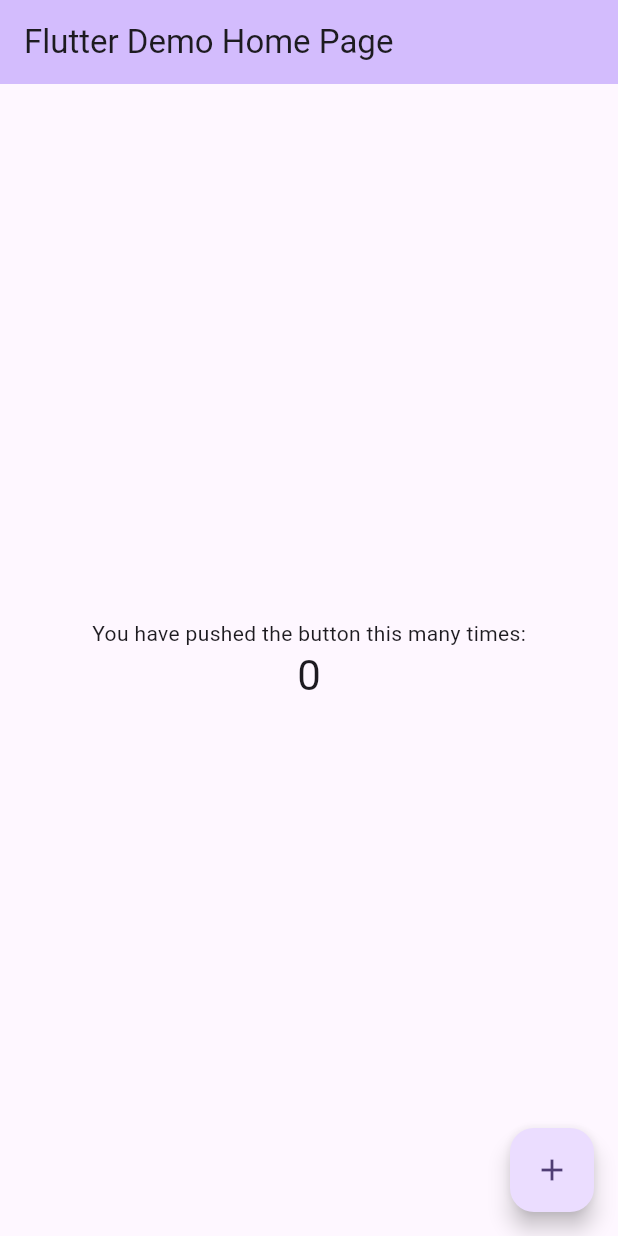
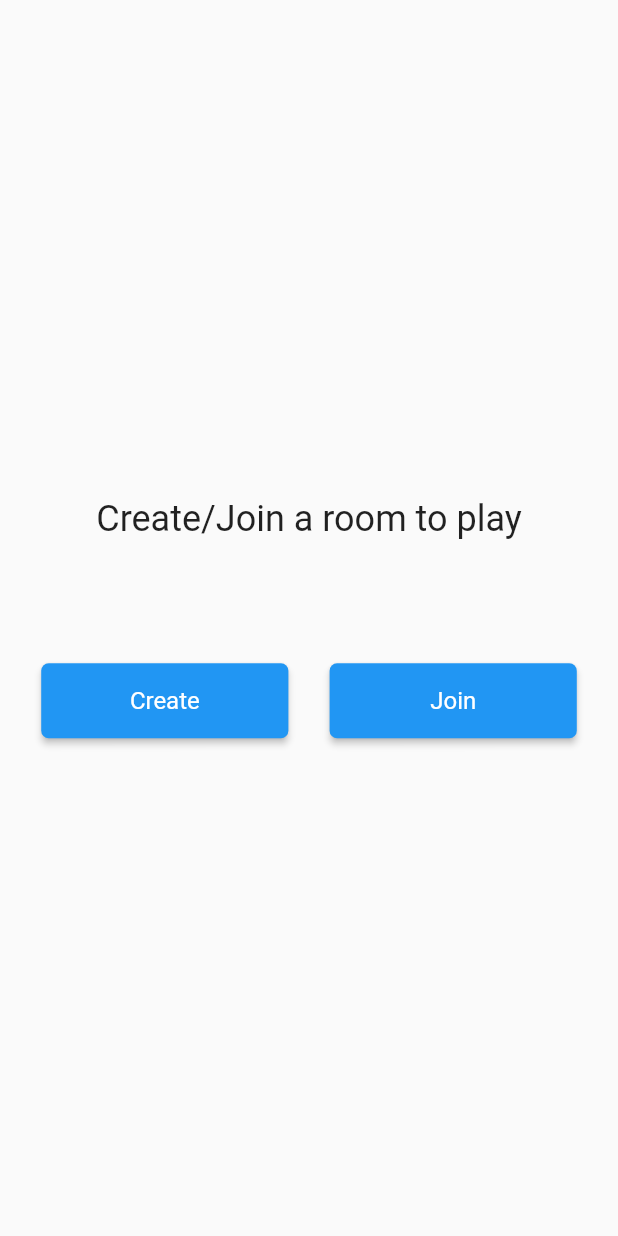
Before and after one commit to AditiSingh2003/Skribbl, a Flutter app: the screen it shows after launch, on a phone screen of 412 x 824 dp. Run offline on Flutter 3.47's test engine with Material 2 defaults, Android fonts, the phone set to English and light mode, and no system bars.

Commit message:
Completed with screens

```diff
--- /dev/null
+++ b/lib/home_screen.dart
@@ -0,0 +1,78 @@
+import 'package:flutter/material.dart';
+import 'package:skribbl/create_room_screen.dart';
+import 'package:skribbl/join_room_screen.dart';
+
+class Home_Screen extends StatefulWidget {
+  const Home_Screen({super.key});
+
+  @override
+  State<Home_Screen> createState() => _Home_ScreenState();
+}
+
+class _Home_ScreenState extends State<Home_Screen> {
+  @override
+  Widget build(BuildContext context) {
+    return Scaffold(
+      body: Center(
+        child: Column(
+          mainAxisAlignment: MainAxisAlignment.center,
+          children: [
+            Text("Create/Join a room to play", style: TextStyle(fontSize: 24)),
+            SizedBox(
+              height: MediaQuery.of(context).size.height * 0.1,
+              ),
+            Row(
+              mainAxisAlignment: MainAxisAlignment.spaceEvenly,
+              children: [
+                ElevatedButton(
+                  onPressed: () {
+                    Navigator.push(
+                    context,
+                    MaterialPageRoute(
+                      builder: (context) => CreateRoomScreen(), // Replace CreateRoomPage with the actual widget of the page you want to navigate to
+                    ),
+                  );
+                  },
+                  style: ButtonStyle(
+                    shape: MaterialStateProperty.all<RoundedRectangleBorder>(
+                      RoundedRectangleBorder(
+                        borderRadius: BorderRadius.circular(5.0),
+                      )
+                    ),
+                    backgroundColor: MaterialStateProperty.all(Colors.blue),
+                    textStyle: MaterialStateProperty.all(TextStyle(color: Colors.white),),
+                    minimumSize: MaterialStateProperty.all(Size(MediaQuery.of(context).size.width / 2.5, 50)),
+                  ),
+                  child: Text("Create",
+                  style: TextStyle(color: Colors.white, fontSize: 16)),
+                  ),
+                ElevatedButton(
+                  onPressed: () {
+                    Navigator.push(
+                    context,
+                    MaterialPageRoute(
+                      builder: (context) => JoinRoomScreen (), // Replace CreateRoomPage with the actual widget of the page you want to navigate to
+                    ),
+                  );
+                  },
+                  style: ButtonStyle(
+                    shape: MaterialStateProperty.all<RoundedRectangleBorder>(
+                      RoundedRectangleBorder(
+                        borderRadius: BorderRadius.circular(5.0),
+                      )
+                    ),
+                    backgroundColor: MaterialStateProperty.all(Colors.blue),
+                    textStyle: MaterialStateProperty.all(TextStyle(color: Colors.white),),
+                    minimumSize: MaterialStateProperty.all(Size(MediaQuery.of(context).size.width / 2.5, 50)),
+                  ),
+                  child: Text("Join",
+                  style: TextStyle(color: Colors.white, fontSize: 16)),
+                  ),
+              ],
+            )
+          ],
+        )
+      ),
+    );
+  }
+}
--- a/lib/main.dart
+++ b/lib/main.dart
@@ -1,4 +1,5 @@
 import 'package:flutter/material.dart';
+import 'package:skribbl/home_screen.dart';
 
 void main() {
   runApp(const MyApp());
@@ -11,115 +12,12 @@ class MyApp extends StatelessWidget {
   @override
   Widget build(BuildContext context) {
     return MaterialApp(
-      title: 'Flutter Demo',
+      title: 'Skribbl',
+      debugShowCheckedModeBanner: false,
       theme: ThemeData(
-        // This is the theme of your application.
-        //
-        // TRY THIS: Try running your application with "flutter run". You'll see
-        // the application has a blue toolbar. Then, without quitting the app,
-        // try changing the seedColor in the colorScheme below to Colors.green
-        // and then invoke "hot reload" (save your changes or press the "hot
-        // reload" button in a Flutter-supported IDE, or press "r" if you used
-        // the command line to start the app).
-        //
-        // Notice that the counter didn't reset back to zero; the application
-        // state is not lost during the reload. To reset the state, use hot
-        // restart instead.
-        //
-        // This works for code too, not just values: Most code changes can be
-        // tested with just a hot reload.
-        colorScheme: ColorScheme.fromSeed(seedColor: Colors.deepPurple),
-        useMaterial3: true,
+        primarySwatch: Colors.blue,
       ),
-      home: const MyHomePage(title: 'Flutter Demo Home Page'),
+      home: Home_Screen(),
     );
   }
 }
-
-class MyHomePage extends StatefulWidget {
-  const MyHomePage({super.key, required this.title});
-
-  // This widget is the home page of your application. It is stateful, meaning
-  // that it has a State object (defined below) that contains fields that affect
-  // how it looks.
-
-  // This class is the configuration for the state. It holds the values (in this
-  // case the title) provided by the parent (in this case the App widget) and
-  // used by the build method of the State. Fields in a Widget subclass are
-  // always marked "final".
-
-  final String title;
-
-  @override
-  State<MyHomePage> createState() => _MyHomePageState();
-}
-
-class _MyHomePageState extends State<MyHomePage> {
-  int _counter = 0;
-
-  void _incrementCounter() {
-    setState(() {
-      // This call to setState tells the Flutter framework that something has
-      // changed in this State, which causes it to rerun the build method below
-      // so that the display can reflect the updated values. If we changed
-      // _counter without calling setState(), then the build method would not be
-      // called again, and so nothing would appear to happen.
-      _counter++;
-    });
-  }
-
-  @override
-  Widget build(BuildContext context) {
-    // This method is rerun every time setState is called, for instance as done
-    // by the _incrementCounter method above.
-    //
-    // The Flutter framework has been optimized to make rerunning build methods
-    // fast, so that you can just rebuild anything that needs updating rather
-    // than having to individually change instances of widgets.
-    return Scaffold(
-      appBar: AppBar(
-        // TRY THIS: Try changing the color here to a specific color (to
-        // Colors.amber, perhaps?) and trigger a hot reload to see the AppBar
-        // change color while the other colors stay the same.
-        backgroundColor: Theme.of(context).colorScheme.inversePrimary,
-        // Here we take the value from the MyHomePage object that was created by
-        // the App.build method, and use it to set our appbar title.
-        title: Text(widget.title),
-      ),
-      body: Center(
-        // Center is a layout widget. It takes a single child and positions it
-        // in the middle of the parent.
-        child: Column(
-          // Column is also a layout widget. It takes a list of children and
-          // arranges them vertically. By default, it sizes itself to fit its
-          // children horizontally, and tries to be as tall as its parent.
-          //
-          // Column has various properties to control how it sizes itself and
-          // how it positions its children. Here we use mainAxisAlignment to
-          // center the children vertically; the main axis here is the vertical
-          // axis because Columns are vertical (the cross axis would be
-          // horizontal).
-          //
-          // TRY THIS: Invoke "debug painting" (choose the "Toggle Debug Paint"
-          // action in the IDE, or press "p" in the console), to see the
-          // wireframe for each widget.
-          mainAxisAlignment: MainAxisAlignment.center,
-          children: <Widget>[
-            const Text(
-              'You have pushed the button this many times:',
-            ),
-            Text(
-              '$_counter',
-              style: Theme.of(context).textTheme.headlineMedium,
-            ),
-          ],
-        ),
-      ),
-      floatingActionButton: FloatingActionButton(
-        onPressed: _incrementCounter,
-        tooltip: 'Increment',
-        child: const Icon(Icons.add),
-      ), // This trailing comma makes auto-formatting nicer for build methods.
-    );
-  }
-}
```
Also changed, not shown: lib/create_room_screen.dart (added, +132 -0 lines), lib/join_room_screen.dart (added, +74 -0 lines), lib/widget/custom_text_field.dart (added, +32 -0 lines).
